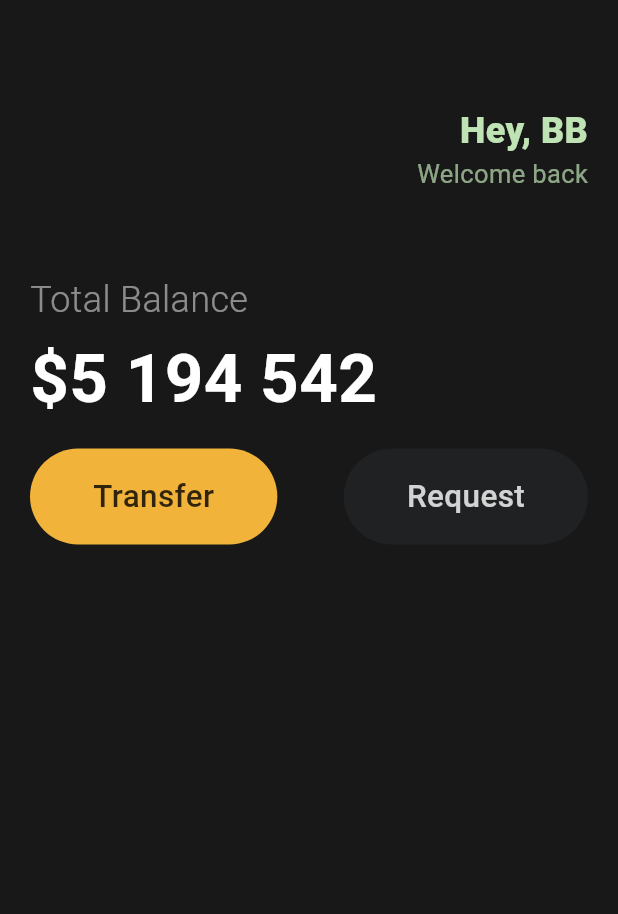
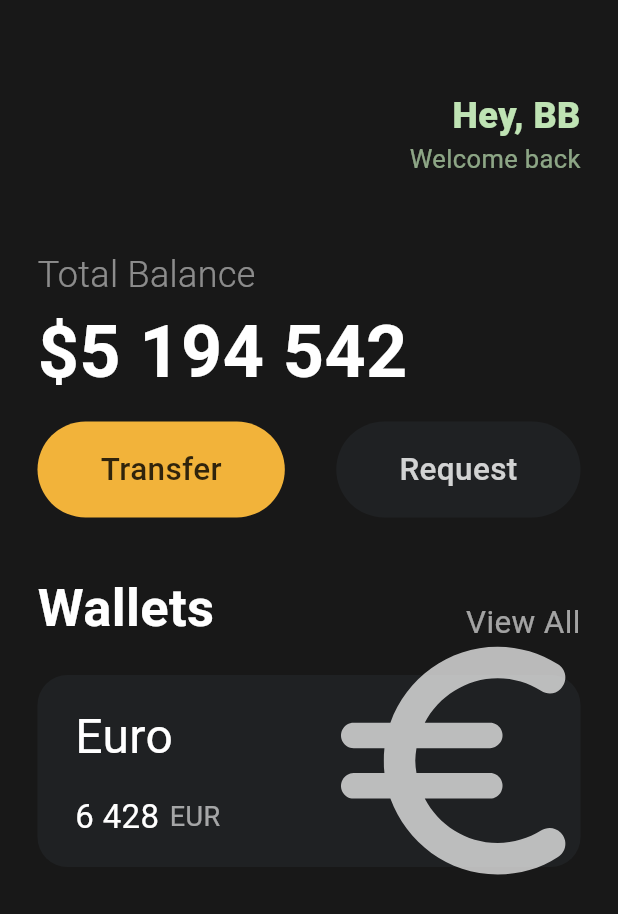
Before and after one commit to chhhhhyoo/FluttToon, a Flutter app: the screen it shows after launch, on a phone screen of 412 x 824 dp. Shown: the top 914 px of the screen. Run offline on Flutter 3.47's test engine with Material 3 defaults, Android fonts, the phone set to English and light mode, and no system bars.

Commit message:
A) currency_card

```diff
--- a/lib/main.dart
+++ b/lib/main.dart
@@ -14,12 +14,12 @@ class App extends StatelessWidget {
       home: Scaffold(
         backgroundColor: const Color(0xFF181818),
         body: Padding(
-          padding: const EdgeInsets.symmetric(horizontal: 20),
+          padding: const EdgeInsets.symmetric(horizontal: 25),
           child: Column(
             crossAxisAlignment: CrossAxisAlignment.start,
             children: [
               const SizedBox(
-                height: 70,
+                height: 60,
               ),
               Row(
                 mainAxisAlignment: MainAxisAlignment.end,
@@ -46,7 +46,7 @@ class App extends StatelessWidget {
                 ],
               ),
               const SizedBox(
-                height: 55,
+                height: 48,
               ),
               Text(
                 "Total Balance",
@@ -56,19 +56,16 @@ class App extends StatelessWidget {
                   color: Colors.white.withOpacity(0.5),
                 ),
               ),
-              const SizedBox(
-                height: 3,
-              ),
               const Text(
                 "\$5 194 542",
                 style: TextStyle(
-                  fontSize: 45,
+                  fontSize: 48,
                   fontWeight: FontWeight.w700,
                   color: Colors.white,
                 ),
               ),
               const SizedBox(
-                height: 15,
+                height: 12,
               ),
               Row(
                 mainAxisAlignment: MainAxisAlignment.spaceBetween,
@@ -84,7 +81,99 @@ class App extends StatelessWidget {
                     txtColor: Colors.white.withOpacity(0.8),
                   ),
                 ],
-              )
+              ),
+              const SizedBox(
+                height: 35,
+              ),
+              Row(
+                mainAxisAlignment: MainAxisAlignment.spaceBetween,
+                crossAxisAlignment: CrossAxisAlignment.end,
+                children: [
+                  const Text(
+                    "Wallets",
+                    style: TextStyle(
+                      color: Colors.white,
+                      fontSize: 35,
+                      fontWeight: FontWeight.w600,
+                    ),
+                  ),
+                  Text(
+                    "View All",
+                    style: TextStyle(
+                      color: Colors.white.withOpacity(0.6),
+                      fontSize: 21,
+                    ),
+                  ),
+                ],
+              ),
+              const SizedBox(
+                height: 20,
+              ),
+              Container(
+                decoration: BoxDecoration(
+                  color: const Color(0xFF1F2123),
+                  borderRadius: BorderRadius.circular(20),
+                ),
+                child: Padding(
+                  padding: const EdgeInsets.symmetric(
+                    vertical: 18,
+                    horizontal: 25,
+                  ),
+                  child: Row(
+                    mainAxisAlignment: MainAxisAlignment.spaceBetween,
+                    children: [
+                      Column(
+                        crossAxisAlignment: CrossAxisAlignment.start,
+                        children: [
+                          const Text(
+                            'Euro',
+                            style: TextStyle(
+                              color: Colors.white,
+                              fontSize: 32,
+                              fontWeight: FontWeight.w400,
+                            ),
+                          ),
+                          const SizedBox(
+                            height: 15,
+                          ),
+                          Row(
+                            children: [
+                              const Text(
+                                "6 428",
+                                style: TextStyle(
+                                  color: Colors.white,
+                                  fontSize: 22,
+                                ),
+                              ),
+                              const SizedBox(
+                                width: 7,
+                              ),
+                              Text(
+                                "EUR",
+                                style: TextStyle(
+                                  color: Colors.white.withOpacity(0.6),
+                                  fontSize: 18,
+                                ),
+                              ),
+                            ],
+                          ),
+                        ],
+                      ),
+                      Transform.scale(
+                        scale: 2.3,
+                        child: Transform.translate(
+                          offset: const Offset(-5, -3),
+                          child: Icon(
+                            Icons.euro_rounded,
+                            color: Colors.white.withOpacity(0.7),
+                            size: 88,
+                          ),
+                        ),
+                      ),
+                    ],
+                  ),
+                ),
+              ),
             ],
           ),
         ),
```
